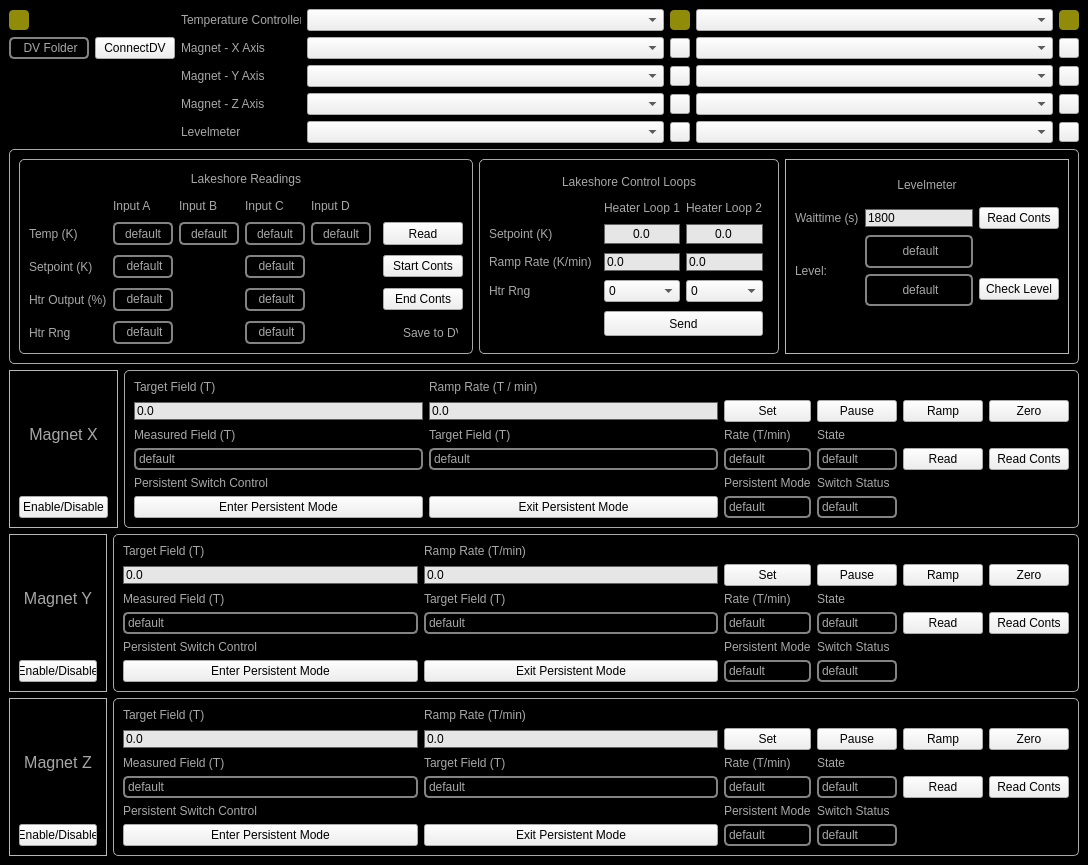
First picture: the form in DEMONS GUI/Fridge Status/FridgeStatus.ui, repository FeldmanLab/LabRAD-Device-Electrical_Measurement-ONline_Software, before the edit.
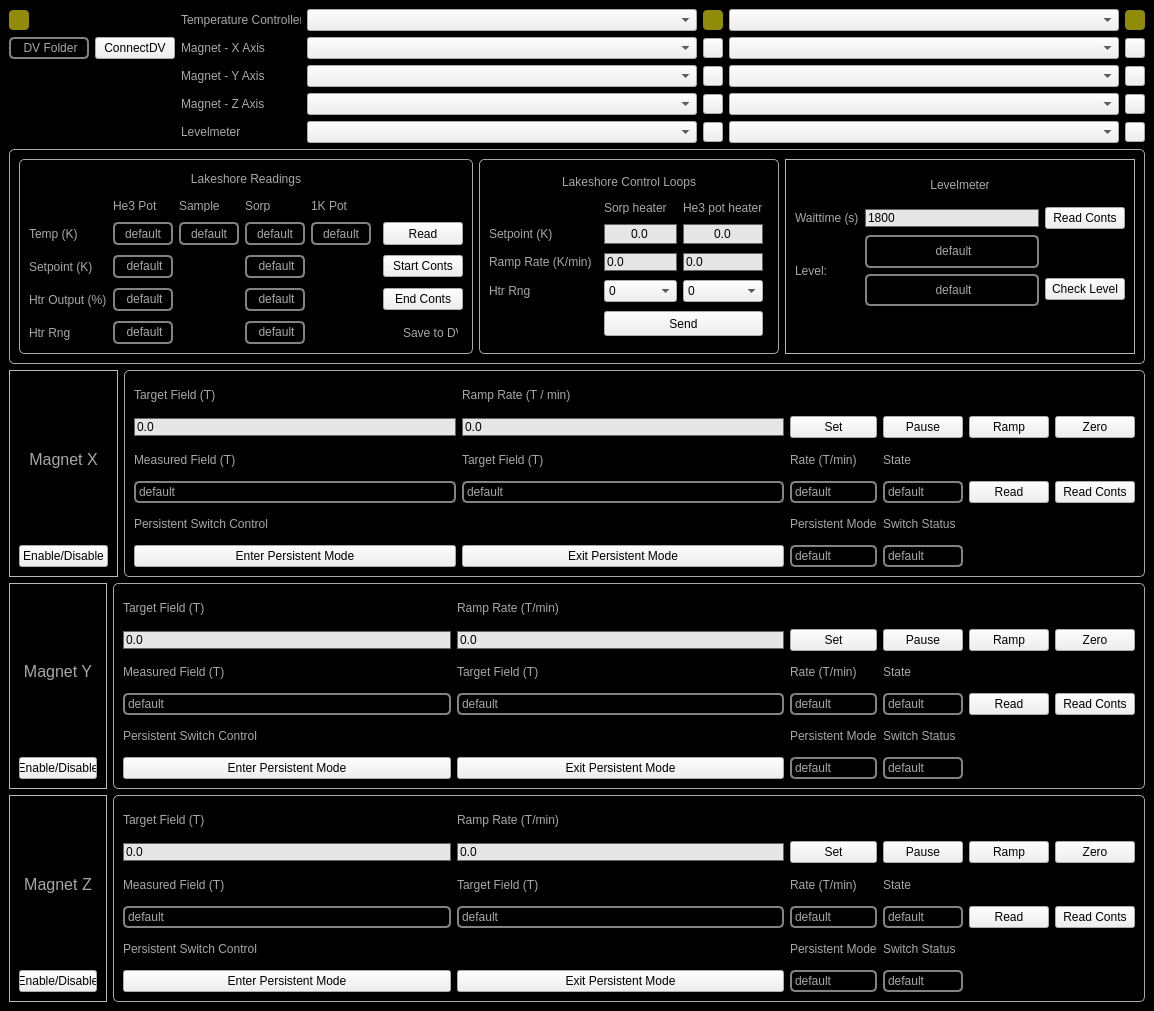
Second picture: the form after the edit. Icons and pictures are not drawn.

Commit message: editing details on fridgestatus ui

The edit to the form file:
```diff
--- a/DEMONS GUI/Fridge Status/FridgeStatus.ui
+++ b/DEMONS GUI/Fridge Status/FridgeStatus.ui
@@ -6,8 +6,8 @@
    <rect>
     <x>0</x>
     <y>0</y>
-    <width>1068</width>
-    <height>864</height>
+    <width>1154</width>
+    <height>1011</height>
    </rect>
   </property>
   <property name="sizePolicy">
@@ -640,7 +640,7 @@
              </size>
             </property>
             <property name="text">
-             <string>Input A</string>
+             <string>He3 Pot</string>
             </property>
            </widget>
           </item>
@@ -923,7 +923,7 @@
              </size>
             </property>
             <property name="text">
-             <string>Input D</string>
+             <string>1K Pot</string>
             </property>
            </widget>
           </item>
@@ -962,7 +962,7 @@
              </size>
             </property>
             <property name="text">
-             <string>Input B</string>
+             <string>Sample</string>
             </property>
            </widget>
           </item>
@@ -1041,7 +1041,7 @@
              </size>
             </property>
             <property name="text">
-             <string>Input C</string>
+             <string>Sorp</string>
             </property>
            </widget>
           </item>
@@ -1129,7 +1129,7 @@
           <item row="1" column="3">
            <widget class="QLabel" name="label_19">
             <property name="text">
-             <string>Heater Loop 2</string>
+             <string>He3 pot heater</string>
             </property>
            </widget>
           </item>
@@ -1273,7 +1273,7 @@
              </size>
             </property>
             <property name="text">
-             <string>Heater Loop 1</string>
+             <string>Sorp heater</string>
             </property>
            </widget>
           </item>
@@ -1542,9 +1542,6 @@
     </item>
     <item row="7" column="0" colspan="7">
      <layout class="QHBoxLayout" name="horizontalLayout_MagY">
-      <property name="sizeConstraint">
-       <enum>QLayout::SetDefaultConstraint</enum>
-      </property>
       <item>
        <widget class="QFrame" name="frame_2">
         <property name="maximumSize">
@@ -1809,7 +1806,13 @@
      </layout>
     </item>
     <item row="6" column="0" colspan="7">
-     <layout class="QHBoxLayout" name="horizontalLayout_2">
+     <layout class="QHBoxLayout" name="horizontalLayout_2" stretch="0,0">
+      <property name="sizeConstraint">
+       <enum>QLayout::SetMaximumSize</enum>
+      </property>
+      <property name="bottomMargin">
+       <number>0</number>
+      </property>
       <item>
        <widget class="QFrame" name="frame">
         <property name="frameShape">
```
